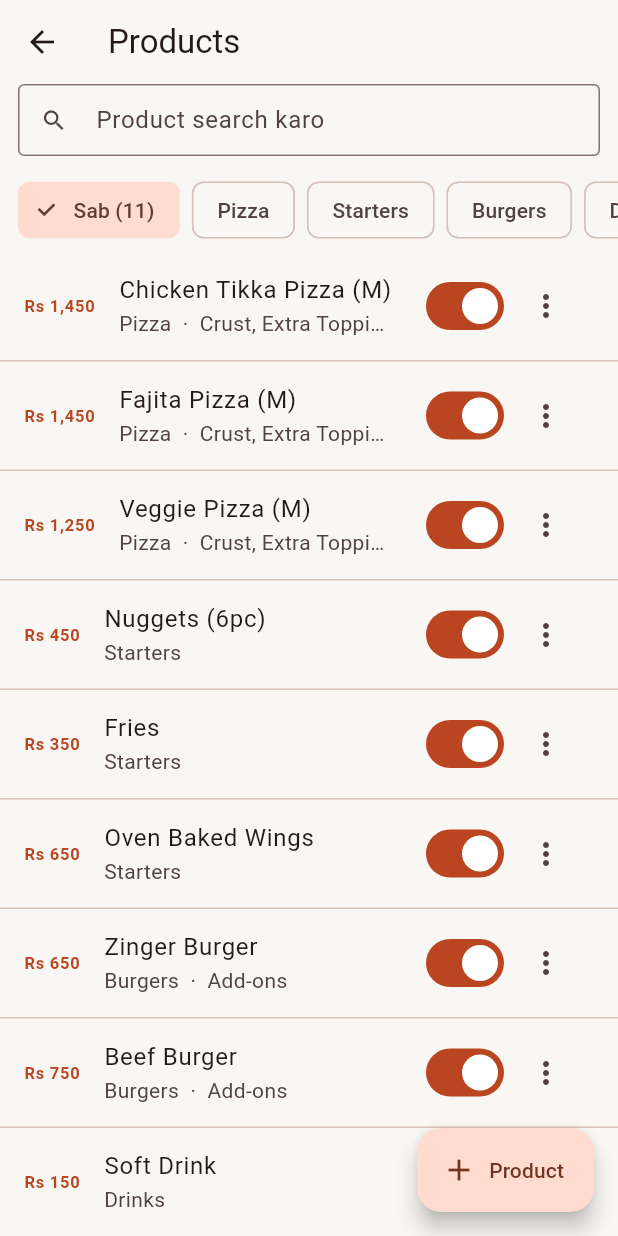
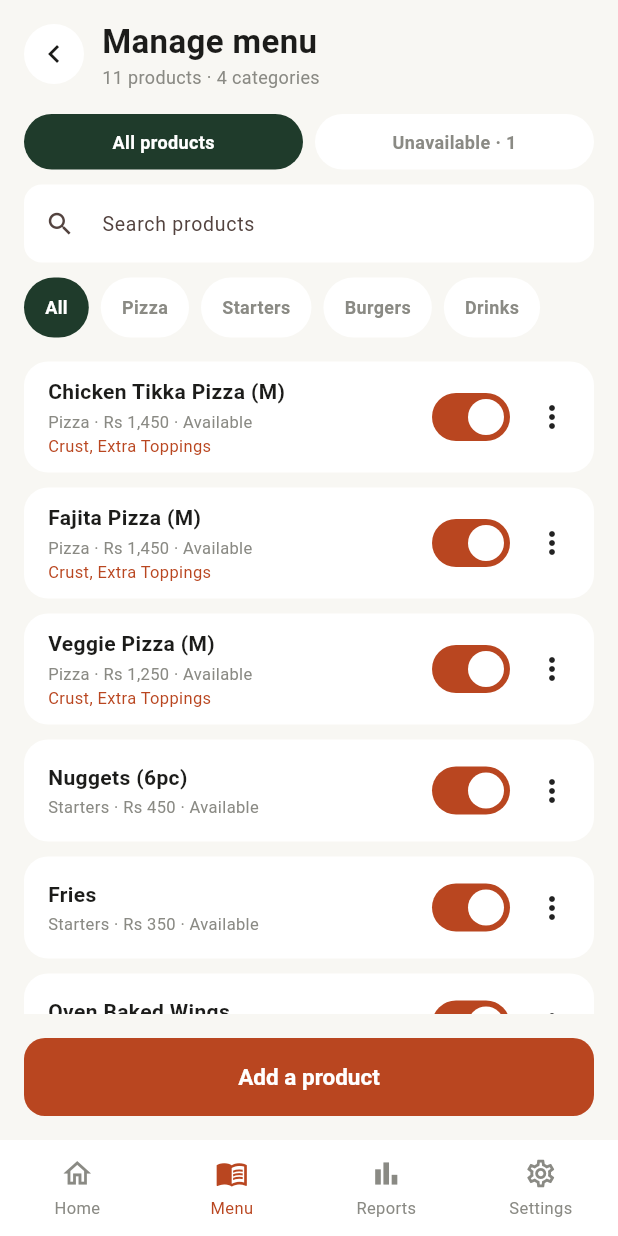
Before and after one commit to zainkhan-bit/punchit, a Flutter app: the ProductsScreen screen opened directly, on a phone screen of 412 x 824 dp. Run offline on Flutter 3.47's test engine with Material 3 defaults, Android fonts, the phone set to English and light mode, and no system bars.

Commit message:
Refactor ProductsScreen with new UI components

```diff
--- a/app/lib/screens/admin/products_screen.dart
+++ b/app/lib/screens/admin/products_screen.dart
@@ -5,6 +5,8 @@ import '../../core/app_theme.dart';
 import '../../data/pos_repository.dart';
 import '../../models/models.dart';
 import '../../widgets/admin_widgets.dart';
+import '../../widgets/ui_kit.dart';
+import 'manager_nav.dart';
 import 'product_form_screen.dart';
 
 class ProductsScreen extends StatefulWidget {
@@ -17,8 +19,10 @@ class ProductsScreen extends StatefulWidget {
 class _ProductsScreenState extends State<ProductsScreen> {
   List<MenuCategory> _categories = [];
   List<MenuItem> _items = [];
-  int? _categoryFilter; // null = sab
+  int _tab = 0;
+  int _categoryIndex = 0;
   String _search = '';
+  String? _banner;
   bool _loading = true;
 
   @override
@@ -39,22 +43,20 @@ class _ProductsScreenState extends State<ProductsScreen> {
     });
   }
 
+  int? get _categoryFilter =>
+      _categoryIndex == 0 ? null : _categories[_categoryIndex - 1].id;
+
   List<MenuItem> get _visible {
     final q = _search.toLowerCase();
     return _items.where((i) {
-      if (_categoryFilter != null && i.categoryId != _categoryFilter) {
-        return false;
-      }
+      if (_tab == 1 && i.isAvailable) return false;
+      if (_categoryFilter != null && i.categoryId != _categoryFilter) return false;
       return q.isEmpty || i.name.toLowerCase().contains(q);
     }).toList();
   }
 
-  String _categoryName(int id) {
-    for (final c in _categories) {
-      if (c.id == id) return c.name;
-    }
-    return '-';
-  }
+  String _categoryName(int id) =>
+      _categories.where((c) => c.id == id).firstOrNull?.name ?? '-';
 
   Future<void> _openForm([MenuItem? existing]) async {
     if (_categories.isEmpty) {
@@ -67,10 +69,14 @@ class _ProductsScreenState extends State<ProductsScreen> {
         defaultCategoryId: _categoryFilter,
       ),
     ));
-    if (saved == true) _load();
+    if (saved == true) {
+      setState(() => _banner = existing == null
+          ? 'Naya product menu mein add ho gaya.'
+          : 'Changes save ho gaye. Server menu update ho gaya.');
+      _load();
+    }
   }
 
-  /// "Item khatam" quick switch: form khole bina available / unavailable
   Future<void> _toggleAvailable(MenuItem item, bool value) async {
     try {
       await context.read<PosRepository>().saveMenuItem(MenuItem(
@@ -83,8 +89,7 @@ class _ProductsScreenState extends State<ProductsScreen> {
             modifierGroups: item.modifierGroups,
           ));
       if (!mounted) return;
-      showMessage(context,
-          '${item.name} ${value ? 'available' : 'unavailable (khatam)'}');
+      setState(() => _banner = '${item.name} ab ${value ? 'available' : 'unavailable'} hai.');
       _load();
     } catch (e) {
       if (mounted) showMessage(context, errorText(e), error: true);
@@ -97,7 +102,7 @@ class _ProductsScreenState extends State<ProductsScreen> {
     try {
       await context.read<PosRepository>().deleteMenuItem(item.id);
       if (!mounted) return;
-      showMessage(context, '${item.name} delete ho gaya');
+      setState(() => _banner = '${item.name} delete ho gaya.');
       _load();
     } catch (e) {
       if (mounted) showMessage(context, errorText(e), error: true);
@@ -106,116 +111,148 @@ class _ProductsScreenState extends State<ProductsScreen> {
 
   @override
   Widget build(BuildContext context) {
-    final cs = Theme.of(context).colorScheme;
     final visible = _visible;
+    final unavailable = _items.where((i) => !i.isAvailable).length;
 
     return Scaffold(
-      appBar: AppBar(
-        title: const Text('Products'),
-        bottom: PreferredSize(
-          preferredSize: const Size.fromHeight(56),
-          child: Padding(
-            padding: const EdgeInsets.fromLTRB(12, 0, 12, 8),
+      bottomNavigationBar: RoleBottomNav(
+        items: managerNavItems,
+        currentIndex: 1,
+        onTap: (i) => openManagerTab(context, i),
+      ),
+      body: SafeArea(
+        child: Column(
+          children: [
+            ScreenHeader(
+              title: 'Manage menu',
+              subtitle: '${_items.length} products · ${_categories.length} categories',
+            ),
+            Padding(
+              padding: const EdgeInsets.symmetric(horizontal: 16),
+              child: Column(
+                children: [
+                  if (_banner != null) ...[
+                    NoteBanner(text: _banner!, type: NoteType.success),
+                    const SizedBox(height: 10),
+                  ],
+                  PillTabs(
+                    options: ['All products', 'Unavailable · $unavailable'],
+                    selectedIndex: _tab,
+                    onChanged: (i) => setState(() => _tab = i),
+                  ),
+                  const SizedBox(height: 10),
+                  Container(
+                    decoration: BoxDecoration(
+                      color: AppColors.card,
+                      borderRadius: BorderRadius.circular(12),
+                    ),
                     child: TextField(
+                      onChanged: (v) => setState(() => _search = v.trim()),
                       decoration: const InputDecoration(
-                hintText: 'Product search karo',
-                prefixIcon: Icon(Icons.search),
-                isDense: true,
-              ),
-              onChanged: (v) => setState(() => _search = v.trim()),
+                        hintText: 'Search products',
+                        hintStyle: TextStyle(fontSize: 13),
+                        prefixIcon: Icon(Icons.search, size: 20),
+                        border: InputBorder.none,
+                        enabledBorder: InputBorder.none,
+                        focusedBorder: InputBorder.none,
+                        contentPadding: EdgeInsets.symmetric(vertical: 14),
                       ),
                     ),
                   ),
-      ),
-      floatingActionButton: FloatingActionButton.extended(
-        onPressed: () => _openForm(),
-        icon: const Icon(Icons.add),
-        label: const Text('Product'),
-      ),
-      body: _loading
-          ? const Center(child: CircularProgressIndicator())
-          : Column(
-              children: [
-                SizedBox(
-                  height: 56,
-                  child: ListView(
-                    scrollDirection: Axis.horizontal,
-                    padding:
-                        const EdgeInsets.symmetric(horizontal: 12, vertical: 8),
-                    children: [
-                      Padding(
-                        padding: const EdgeInsets.only(right: 8),
-                        child: ChoiceChip(
-                          label: Text('Sab (${_items.length})'),
-                          selected: _categoryFilter == null,
-                          onSelected: (_) =>
-                              setState(() => _categoryFilter = null),
-                        ),
-                      ),
-                      ..._categories.map((c) => Padding(
-                            padding: const EdgeInsets.only(right: 8),
-                            child: ChoiceChip(
-                              label: Text(c.name),
-                              selected: _categoryFilter == c.id,
-                              onSelected: (_) =>
-                                  setState(() => _categoryFilter = c.id),
-                            ),
-                          )),
+                  const SizedBox(height: 10),
                 ],
               ),
             ),
+            PillScroller(
+              options: ['All', for (final c in _categories) c.name],
+              selectedIndex: _categoryIndex,
+              onChanged: (i) => setState(() => _categoryIndex = i),
+            ),
             Expanded(
-                  child: visible.isEmpty
-                      ? const EmptyHint(
-                          icon: Icons.fastfood, text: 'Koi product nahi mila')
-                      : ListView.separated(
-                          padding: const EdgeInsets.only(bottom: 88),
-                          itemCount: visible.length,
-                          separatorBuilder: (_, _) =>
-                              const Divider(height: 1),
-                          itemBuilder: (_, i) {
-                            final it = visible[i];
-                            final groups =
-                                it.modifierGroups.map((g) => g.name).join(', ');
-                            return ListTile(
+              child: _loading
+                  ? const Center(child: CircularProgressIndicator())
+                  : visible.isEmpty
+                      ? const EmptyHint(icon: Icons.fastfood, text: 'Koi product nahi mila')
+                      : ListView(
+                          padding: const EdgeInsets.all(16),
+                          children: [
+                            for (final it in visible)
+                              Padding(
+                                padding: const EdgeInsets.only(bottom: 10),
+                                child: _ProductCard(
+                                  item: it,
+                                  category: _categoryName(it.categoryId),
                                   onTap: () => _openForm(it),
-                              title: Text(
-                                it.name,
-                                style: TextStyle(
-                                  decoration: it.isAvailable
-                                      ? null
-                                      : TextDecoration.lineThrough,
+                                  onToggle: (v) => _toggleAvailable(it, v),
+                                  onDelete: () => _delete(it),
                                 ),
-                              ),
-                              subtitle: Text(
-                                '${_categoryName(it.categoryId)}'
-                                '${groups.isEmpty ? '' : '  ·  $groups'}',
-                                maxLines: 1,
-                                overflow: TextOverflow.ellipsis,
-                              ),
-                              leading: Text(
-                                rs(it.price),
-                                style: TextStyle(
-                                    color: cs.primary,
-                                    fontWeight: FontWeight.bold),
-                              ),
-                              trailing: Row(
-                                mainAxisSize: MainAxisSize.min,
-                                children: [
-                                  Switch(
-                                    value: it.isAvailable,
-                                    onChanged: (v) => _toggleAvailable(it, v),
-                                  ),
-                                  EditDeleteMenu(
-                                    onEdit: () => _openForm(it),
-                                    onDelete: () => _delete(it),
                               ),
                           ],
                         ),
-                            );
-                          },
+            ),
+            Padding(
+              padding: const EdgeInsets.all(16),
+              child: PrimaryButton(label: 'Add a product', onPressed: () => _openForm()),
+            ),
+          ],
         ),
       ),
+    );
+  }
+}
+
+class _ProductCard extends StatelessWidget {
+  final MenuItem item;
+  final String category;
+  final VoidCallback onTap;
+  final ValueChanged<bool> onToggle;
+  final VoidCallback onDelete;
+
+  const _ProductCard({
+    required this.item,
+    required this.category,
+    required this.onTap,
+    required this.onToggle,
+    required this.onDelete,
+  });
+
+  @override
+  Widget build(BuildContext context) {
+    final groups = item.modifierGroups.map((g) => g.name).join(', ');
+    return InfoCard(
+      onTap: onTap,
+      padding: const EdgeInsets.fromLTRB(16, 10, 4, 10),
+      child: Row(
+        children: [
+          Expanded(
+            child: Column(
+              crossAxisAlignment: CrossAxisAlignment.start,
+              children: [
+                Text(
+                  item.name,
+                  style: TextStyle(
+                    fontSize: 14,
+                    fontWeight: FontWeight.w600,
+                    decoration: item.isAvailable ? null : TextDecoration.lineThrough,
+                  ),
+                ),
+                const SizedBox(height: 2),
+                Text(
+                  '$category · ${rs(item.price)} · ${item.isAvailable ? 'Available' : 'Unavailable'}',
+                  style: const TextStyle(fontSize: 11, color: AppColors.textSecondary),
+                ),
+                if (groups.isNotEmpty)
+                  Text(
+                    groups,
+                    maxLines: 1,
+                    overflow: TextOverflow.ellipsis,
+                    style: const TextStyle(fontSize: 11, color: AppColors.primary),
+                  ),
+              ],
+            ),
+          ),
+          Switch(value: item.isAvailable, onChanged: onToggle),
+          EditDeleteMenu(onEdit: onTap, onDelete: onDelete),
         ],
       ),
     );
```
Lines whose indentation alone changed are shown as unchanged.
